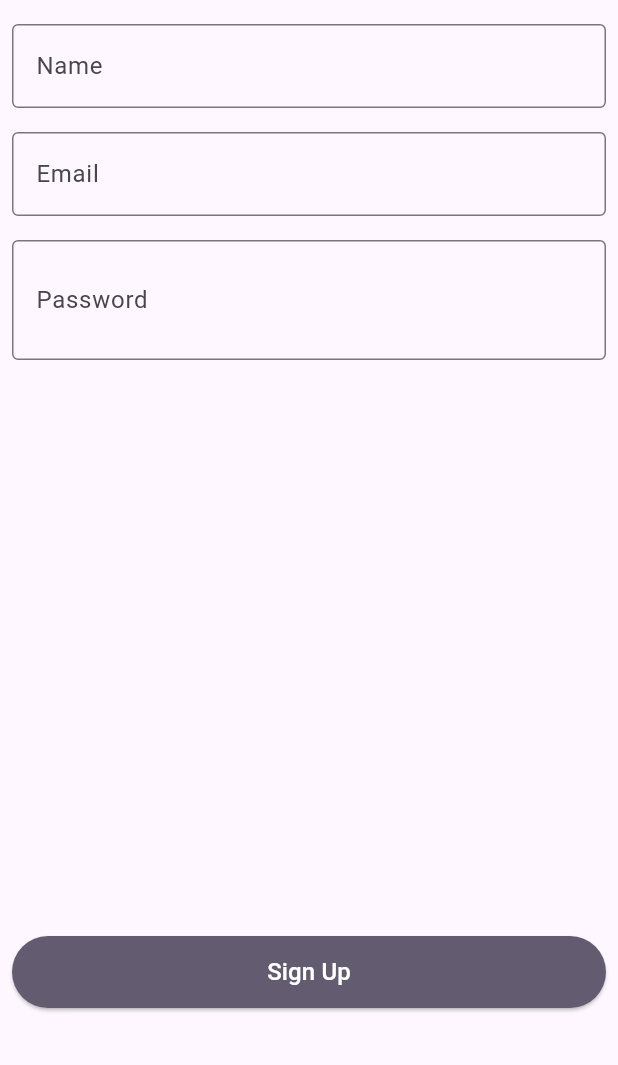
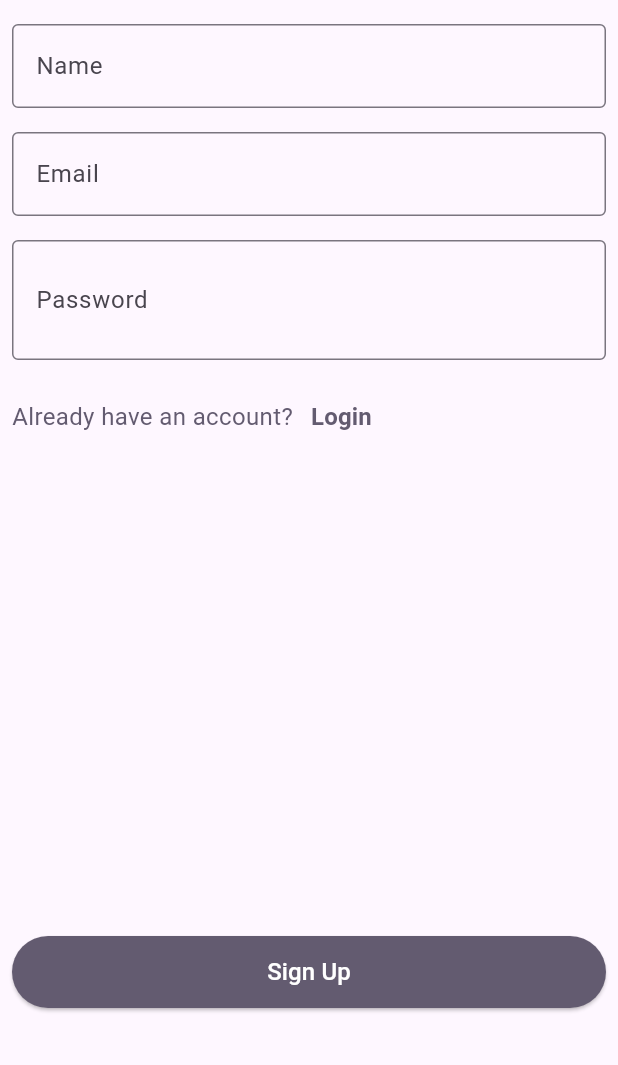
Before and after one commit to ahmaddioxide/prochat, a Flutter app: the screen it shows after launch, on a phone screen of 412 x 824 dp, the part 171-1236 px from its top. Run offline on Flutter 3.47's test engine with Material 3 defaults, Android fonts, the phone set to English and light mode, and no system bars; our stand-ins replace cloud_firestore, firebase_auth, firebase_core, get; accounts and stored records are empty.

Commit message:
signin and signup and a basic home with logout

```diff
--- a/lib/features/authentication/signup/signup_screen.dart
+++ b/lib/features/authentication/signup/signup_screen.dart
@@ -1,5 +1,6 @@
 import 'package:flutter/material.dart';
 import 'package:get/get.dart';
+import 'package:prochat/features/authentication/signin/signin_screen.dart';
 import 'package:prochat/features/authentication/signup/singup_controller.dart';
 
 class SignupScreen extends StatelessWidget {
@@ -87,6 +88,33 @@ class SignupScreen extends StatelessWidget {
                   );
                 },
               ),
+              SizedBox(
+                height: 14,
+              ),
+              Row(
+                children: [
+                  Text(
+                    'Already have an account?',
+                    style: TextStyle(
+                      color: Theme.of(context).colorScheme.secondary,
+                      fontSize: 16,
+                    ),
+                  ),
+                  TextButton(
+                    onPressed: () {
+                      Get.to(() => SigninScreen());
+                    },
+                    child: Text(
+                      'Login',
+                      style: TextStyle(
+                        color: Theme.of(context).colorScheme.secondary,
+                        fontSize: 16,
+                        fontWeight: FontWeight.bold,
+                      ),
+                    ),
+                  ),
+                ],
+              ),
               Spacer(),
               ElevatedButton(
                 style: ElevatedButton.styleFrom(
--- a/lib/main.dart
+++ b/lib/main.dart
@@ -1,10 +1,13 @@
 import 'dart:developer';
 
+import 'package:firebase_auth/firebase_auth.dart';
 import 'package:firebase_core/firebase_core.dart';
 import 'package:flutter/material.dart';
 import 'package:get/get.dart';
 import 'package:prochat/features/authentication/signup/signup_screen.dart';
 import 'package:prochat/firebase_options.dart';
+
+import 'features/home/home_screen.dart';
 
 Future<void> main() async {
   WidgetsFlutterBinding.ensureInitialized();
@@ -27,7 +30,7 @@ class MyApp extends StatelessWidget {
         colorScheme: ColorScheme.fromSeed(seedColor: Colors.deepPurple),
         useMaterial3: true,
       ),
-      home:  SignupScreen(),
+      home:  FirebaseAuth.instance.currentUser == null ?  SignupScreen() : const HomeScreen(),
     );
   }
 }
```
Also changed, not shown: lib/features/authentication/signin/signin_controller.dart (added, +65 -0 lines), lib/features/authentication/signin/signin_screen.dart (added, +97 -0 lines), lib/features/authentication/signup/singup_controller.dart (+9 -7 lines), lib/features/home/home_screen.dart (added, +28 -0 lines).
